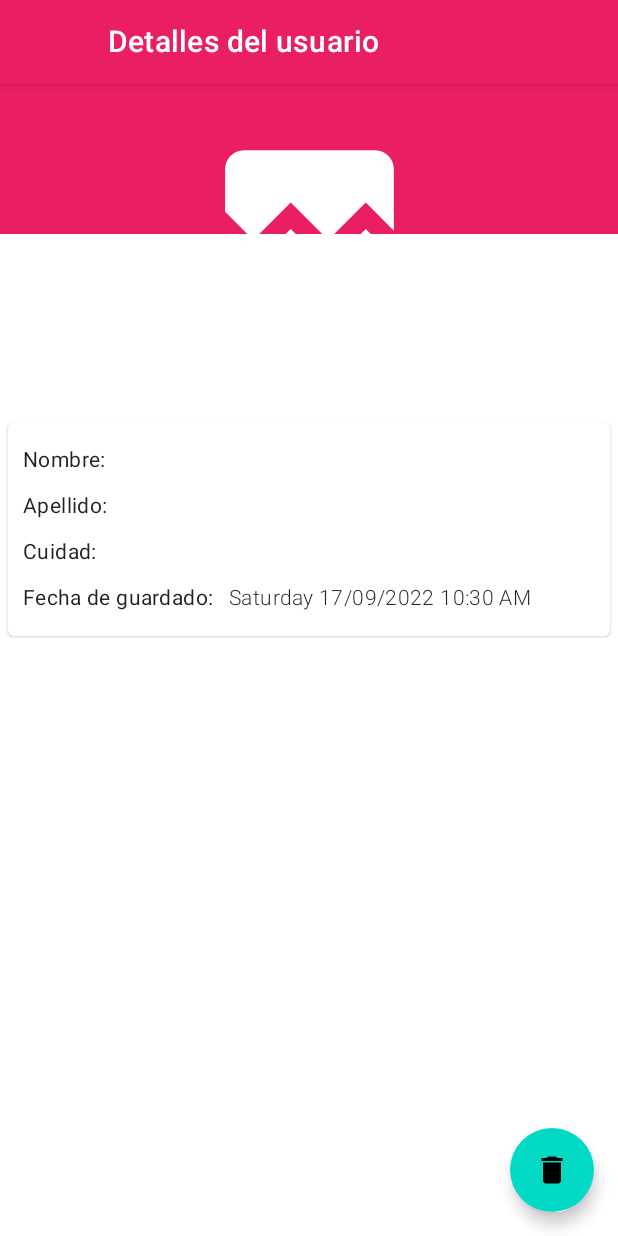
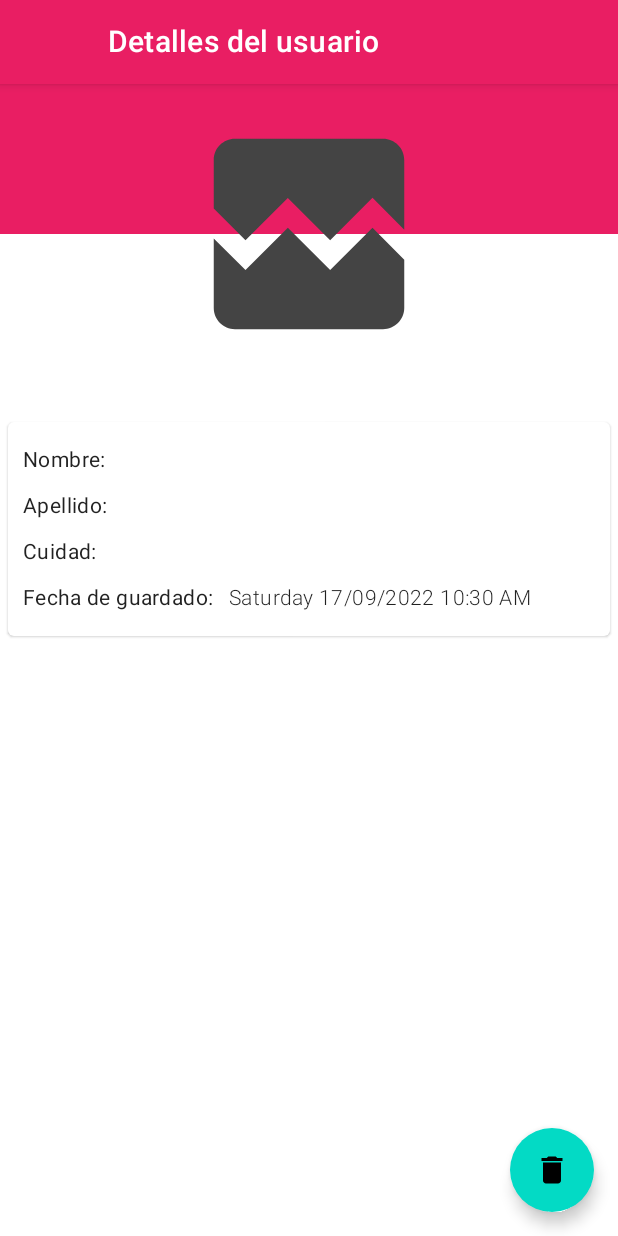
Before and after one commit to Hcnc100/UsersCompose, an Android app built with Jetpack Compose: the composable DetailsScreen shown on its own in the app's theme, on a phone screen of 412 x 824 dp. Run offline under Robolectric (Android 15) with nearby library versions, the phone set to English and light mode, and no system bars; our stand-ins replace Dagger/Hilt's generated code, Room's generated code, Shimmer, Timber; libraries missing offline, so code that uses them is left out: com.ramcosta.composedestinations; pictures from the network do not load; 3 statements that could not run were skipped.

Commit message:
refactor DetailsScreen.kt

```diff
--- /dev/null
+++ b/app/src/main/java/com/nullpointer/userscompose/core/utils/AsyncImageFade.kt
@@ -0,0 +1,44 @@
+package com.nullpointer.userscompose.core.utils
+
+import androidx.annotation.DrawableRes
+import androidx.compose.foundation.Image
+import androidx.compose.runtime.Composable
+import androidx.compose.ui.Modifier
+import androidx.compose.ui.graphics.ColorFilter
+import androidx.compose.ui.layout.ContentScale
+import androidx.compose.ui.platform.LocalContext
+import androidx.compose.ui.res.painterResource
+import coil.compose.rememberAsyncImagePainter
+import coil.request.ImageRequest
+import coil.transform.CircleCropTransformation
+
+
+@Composable
+fun AsyncImageFade(
+    data: Any?,
+    @DrawableRes
+    resourceLoading: Int,
+    @DrawableRes
+    resourceFailed: Int,
+    contentDescription: String,
+    modifier: Modifier = Modifier,
+) {
+
+    val painterImg = rememberAsyncImagePainter(
+        model = ImageRequest
+            .Builder(LocalContext.current)
+            .crossfade(true)
+            .data(data)
+            .transformations(CircleCropTransformation())
+            .build(),
+        placeholder = painterResource(id = resourceLoading),
+        error = painterResource(id = resourceFailed),
+    )
+    Image(
+        painter = painterImg,
+        contentDescription = contentDescription,
+        colorFilter = if (painterImg.isSuccess) null else ColorFilter.tint(getGrayColor()),
+        contentScale = if (painterImg.isSuccess) ContentScale.Crop else ContentScale.Fit,
+        modifier = modifier
+    )
+}
--- a/app/src/main/java/com/nullpointer/userscompose/core/utils/Extensions.kt
+++ b/app/src/main/java/com/nullpointer/userscompose/core/utils/Extensions.kt
@@ -4,11 +4,19 @@ import android.content.Context
 import android.text.format.DateFormat
 import androidx.activity.ComponentActivity
 import androidx.annotation.PluralsRes
+import androidx.compose.foundation.background
+import androidx.compose.foundation.isSystemInDarkTheme
 import androidx.compose.runtime.Composable
+import androidx.compose.ui.Modifier
+import androidx.compose.ui.composed
+import androidx.compose.ui.graphics.Color
 import androidx.compose.ui.platform.LocalContext
 import androidx.hilt.navigation.compose.hiltViewModel
 import androidx.lifecycle.ViewModel
 import androidx.lifecycle.viewModelScope
+import coil.compose.AsyncImagePainter
+import com.valentinilk.shimmer.Shimmer
+import com.valentinilk.shimmer.shimmer
 import kotlinx.coroutines.*
 import java.text.SimpleDateFormat
 import java.util.*
@@ -50,3 +58,16 @@ fun ViewModel.launchSafeIO(
         }
     }
 }
+
+val AsyncImagePainter.isSuccess get() = state is AsyncImagePainter.State.Success
+
+@Composable
+fun getGrayColor(): Color {
+    return if (isSystemInDarkTheme()) Color.LightGray else Color.DarkGray
+}
+
+fun Modifier.myShimmer(
+    shimmer: Shimmer,
+): Modifier = composed {
+    shimmer(shimmer).background(getGrayColor())
+}
--- a/app/src/main/java/com/nullpointer/userscompose/ui/screens/details/DetailsScreen.kt
+++ b/app/src/main/java/com/nullpointer/userscompose/ui/screens/details/DetailsScreen.kt
@@ -2,29 +2,24 @@ package com.nullpointer.userscompose.ui.screens.details
 
 import android.content.Context
 import android.content.res.Configuration
-import androidx.compose.foundation.background
 import androidx.compose.foundation.layout.*
-import androidx.compose.foundation.rememberScrollState
-import androidx.compose.foundation.verticalScroll
 import androidx.compose.material.*
 import androidx.compose.material.icons.Icons
 import androidx.compose.material.icons.filled.Delete
 import androidx.compose.runtime.Composable
-import androidx.compose.runtime.derivedStateOf
-import androidx.compose.runtime.getValue
 import androidx.compose.runtime.remember
 import androidx.compose.ui.Alignment
 import androidx.compose.ui.Modifier
+import androidx.compose.ui.draw.drawBehind
+import androidx.compose.ui.graphics.Color
 import androidx.compose.ui.graphics.vector.rememberVectorPainter
 import androidx.compose.ui.platform.LocalConfiguration
 import androidx.compose.ui.platform.LocalContext
 import androidx.compose.ui.res.stringResource
 import androidx.compose.ui.text.font.FontWeight
 import androidx.compose.ui.unit.dp
-import coil.compose.AsyncImage
-import coil.request.ImageRequest
-import coil.transform.CircleCropTransformation
 import com.nullpointer.userscompose.R
+import com.nullpointer.userscompose.core.utils.AsyncImageFade
 import com.nullpointer.userscompose.core.utils.shareViewModel
 import com.nullpointer.userscompose.core.utils.toFormat
 import com.nullpointer.userscompose.models.User
@@ -60,21 +55,26 @@ fun DetailsScreen(
                 Row(modifier = Modifier
                     .fillMaxWidth()
                     .padding(it)) {
-                    HeaderUserPhoto(imgUser = user.imgUser, modifier = Modifier.weight(.3f))
-                    InfoUser(user = user,
+                    HeaderUserPhoto(
+                        imgUser = user.imgUser,
+                        modifier = Modifier.weight(.3f),
+                        nameUser = user.name,
+                    )
+                    InfoUser(
+                        user = user,
                         Modifier
                             .weight(.7f)
-                            .fillMaxHeight())
+                            .fillMaxHeight()
+                    )
                 }
             }
             else -> {
                 Column(
                     modifier = Modifier
                         .fillMaxSize()
-                        .verticalScroll(rememberScrollState())
                         .padding(it)
                 ) {
-                    HeaderUserPhoto(imgUser = user.imgUser)
+                    HeaderUserPhoto(imgUser = user.imgUser, nameUser = user.name)
                     Spacer(modifier = Modifier.height(20.dp))
                     InfoUser(user = user)
                 }
@@ -90,9 +90,7 @@ private fun InfoUser(
     modifier: Modifier = Modifier,
     context: Context = LocalContext.current
 ) {
-    val textDateSave by remember {
-        derivedStateOf { user.timestamp.toFormat(context) }
-    }
+    val textDateSave = remember { user.timestamp.toFormat(context) }
     Card(modifier = modifier.padding(5.dp)) {
         Column(modifier = Modifier.padding(10.dp)) {
             RowInfo(nameField = stringResource(R.string.name_user_text), dataField = user.name)
@@ -109,31 +107,35 @@ private fun InfoUser(
 @Composable
 private fun HeaderUserPhoto(
     imgUser: String,
-    modifier: Modifier = Modifier
+    nameUser: String,
+    modifier: Modifier = Modifier,
+    colorHeader: Color = MaterialTheme.colors.primary
 ) {
 
     Box(
         modifier = modifier
             .height(200.dp)
+            .fillMaxWidth()
+            .drawBehind {
+                drawRect(
+                    color = colorHeader,
+                    size = size.copy(height = size.height / 2)
+                )
+            }
+            .padding(15.dp)
     ) {
-        Box(
+
+        AsyncImageFade(
+            data = imgUser,
+            resourceLoading = R.drawable.ic_person,
+            resourceFailed = R.drawable.ic_broken_image,
+            contentDescription = stringResource(id = R.string.description_img_user, nameUser),
             modifier = Modifier
-                .fillMaxWidth()
-                .fillMaxHeight(.5f)
-                .background(MaterialTheme.colors.primary)
-        )
-        AsyncImage(
-            model = ImageRequest.Builder(LocalContext.current)
-                .data(imgUser)
-                .placeholder(R.drawable.ic_person)
-                .transformations(CircleCropTransformation())
-                .error(R.drawable.ic_broken_image)
-                .build(),
-            contentDescription = stringResource(id = R.string.description_img_user),
-            modifier = Modifier
-                .size(150.dp)
+                .fillMaxHeight()
+                .aspectRatio(1f)
                 .align(Alignment.Center)
         )
+
     }
 
 }
```
Also changed, not shown: app/src/main/java/com/nullpointer/userscompose/ui/screens/users/components/UserItem.kt (+7 -31 lines), app/src/main/java/com/nullpointer/userscompose/ui/share/ToolbarBack.kt (+7 -7 lines).
